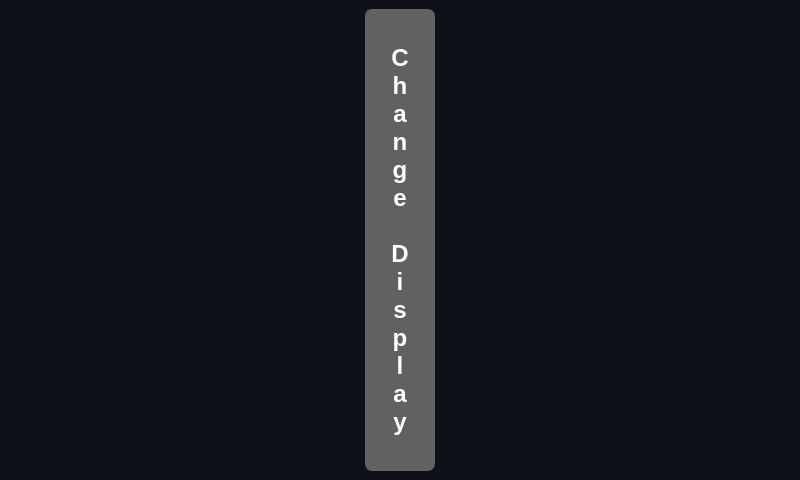
Above: dashboard/qt-app/mainwindow.ui from AndreWohnsland/CocktailBerry before the change. Below: the same form after it.
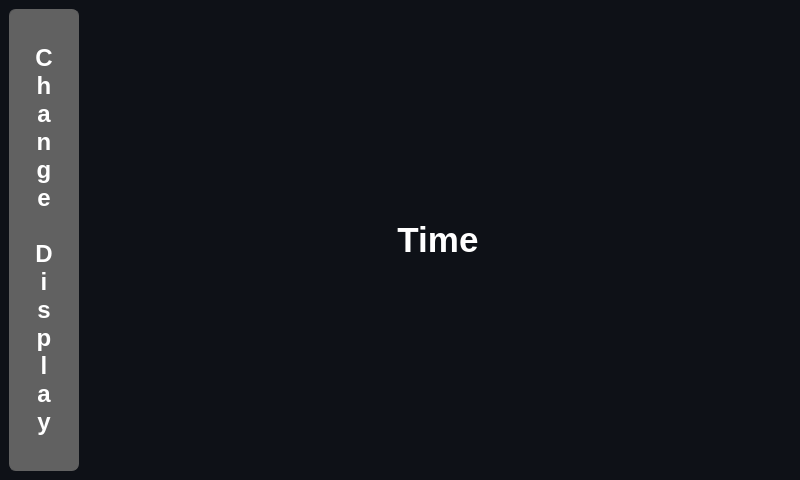
That is the form after the change.

Commit message: Added time label to dashboard

What changed in the file:
```diff
--- a/dashboard/qt-app/mainwindow.ui
+++ b/dashboard/qt-app/mainwindow.ui
@@ -81,6 +81,10 @@
 
 #Labbruch {
 	color: rgb(239, 151, 0);
+}
+
+#time_label {
+	color: rgb(255, 255, 255);
 }</string>
   </property>
   <widget class="QWidget" name="centralwidget">
@@ -127,6 +131,33 @@
       </property>
      </widget>
     </item>
+    <item>
+     <layout class="QVBoxLayout" name="verticalLayout">
+      <item>
+       <widget class="QLabel" name="time_label">
+        <property name="maximumSize">
+         <size>
+          <width>16777215</width>
+          <height>50</height>
+         </size>
+        </property>
+        <property name="font">
+         <font>
+          <pointsize>26</pointsize>
+          <weight>75</weight>
+          <bold>true</bold>
+         </font>
+        </property>
+        <property name="text">
+         <string>Time</string>
+        </property>
+        <property name="alignment">
+         <set>Qt::AlignCenter</set>
+        </property>
+       </widget>
+      </item>
+     </layout>
+    </item>
    </layout>
   </widget>
  </widget>
```
The commit also changes 1 other file.
